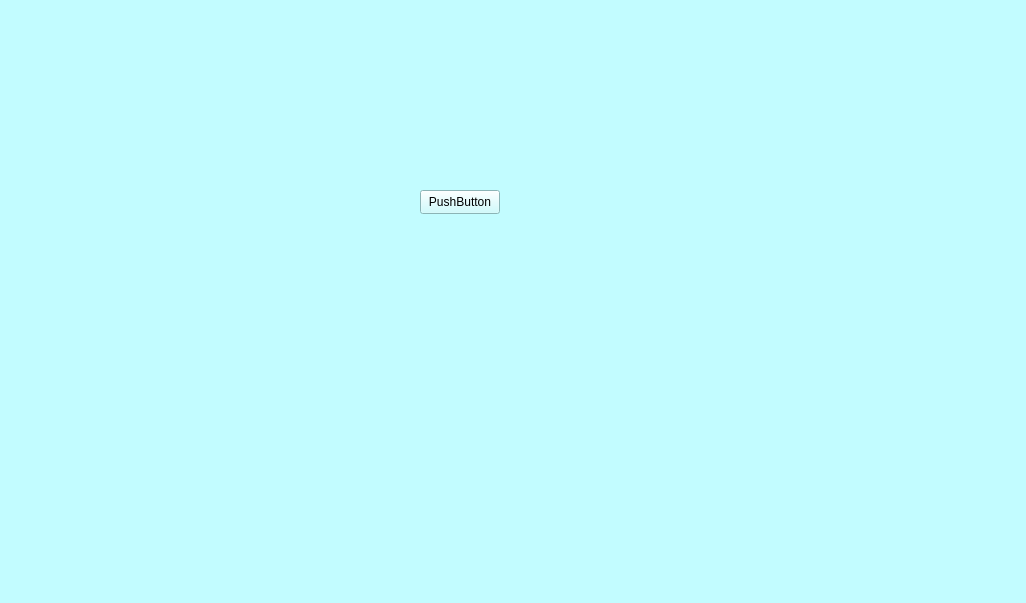
The window that mainwindow.ui (molautaro/interfazAGV) describes before a commit, drawn with Qt 5.
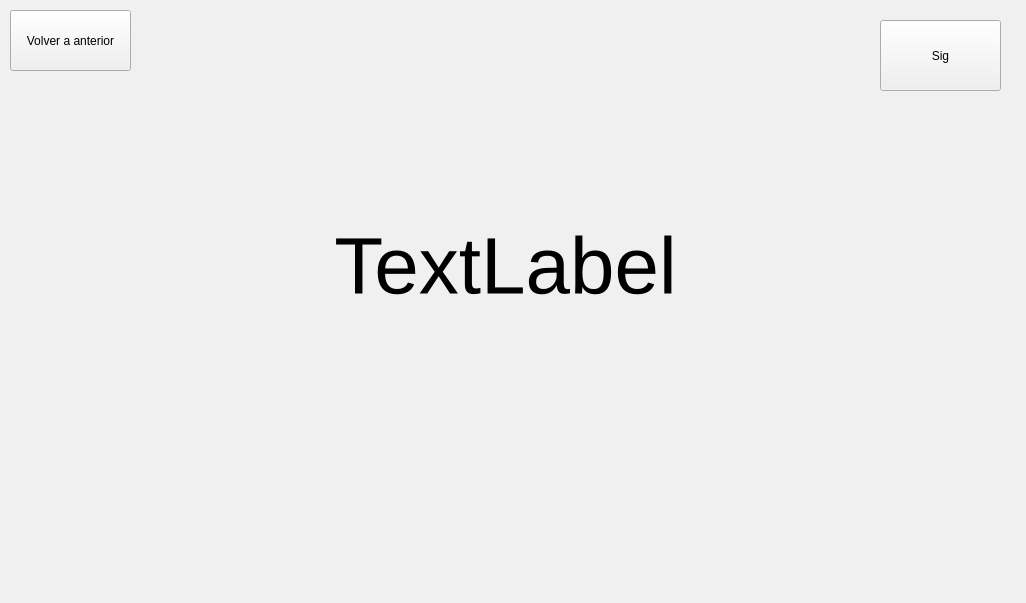
The same window after the commit. The open tabs and pages were chosen to show the change.

Commit message: por algun motivo el diseno de la interfaz se rompio

```diff
--- a/mainwindow.ui
+++ b/mainwindow.ui
@@ -33,7 +33,7 @@
      </rect>
     </property>
     <property name="styleSheet">
-     <string notr="true">background-color: rgb(194, 252, 255);</string>
+     <string notr="true">background-color: rgb(240, 240, 240);</string>
     </property>
     <property name="currentIndex">
      <number>0</number>
@@ -402,22 +402,7 @@
      </widget>
     </widget>
     <widget class="QWidget" name="page_2">
-     <widget class="QPushButton" name="pushButton_8">
-      <property name="geometry">
-       <rect>
-        <x>420</x>
-        <y>190</y>
-        <width>80</width>
-        <height>24</height>
-       </rect>
-      </property>
-      <property name="text">
-       <string>PushButton</string>
-      </property>
-     </widget>
-    </widget>
-    <widget class="QWidget" name="page_3">
-     <widget class="QPushButton" name="pushButton_5">
+     <widget class="QPushButton" name="pushButton">
       <property name="geometry">
        <rect>
         <x>10</x>
```
The commit also changes 3 other files.
